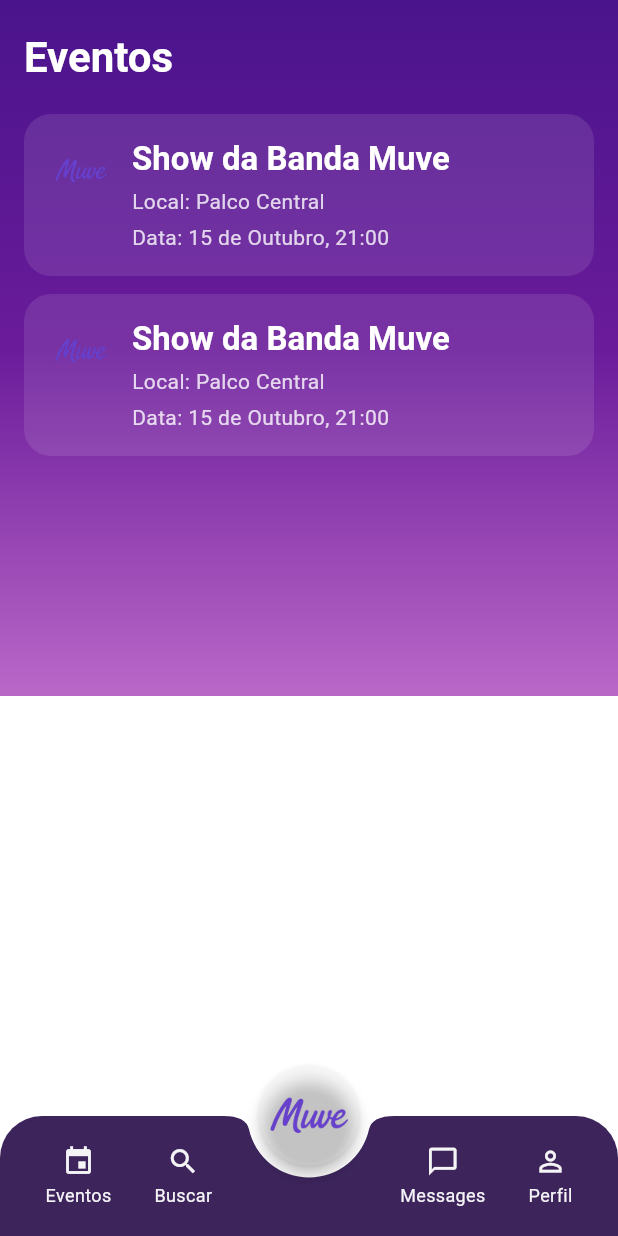
After one commit to lfbpaiva/Cadastro-Muve, a Flutter app: the HomeScreen screen opened by its route, after a tap on "Eventos", on a phone screen of 412 x 824 dp. The commit adds this screen. Run offline on Flutter 3.47's test engine with Material 3 defaults, Android fonts, the light colour scheme and no system bars; our stand-ins replace animate_do.

Commit message:
Commit Will: events_screen.dart

```diff
--- a/lib/routes.dart
+++ b/lib/routes.dart
@@ -6,6 +6,7 @@
 import 'screens/register_client_screen.dart';
 import 'screens/home_screen.dart';
 import 'screens/profile_screen.dart';
+import 'screens/events_screen.dart';
 
 class Routes {
   static const splash = '/';
@@ -14,7 +15,8 @@
   static const registerUser = '/register_user';
   static const registerClient = '/register_client';
   static const home = '/home';
-  static const profile = '/profile'; // <-- nova rota
+  static const profile = '/profile';
+  static const events = '/events'; // <-- nova rota
 
   static Map<String, WidgetBuilder> getRoutes() {
     return {
@@ -24,7 +26,8 @@
       registerUser: (context) => const RegisterUserScreen(),
       registerClient: (context) => const RegisterClientScreen(),
       home: (context) => const HomeScreen(),
-      profile: (context) => const ProfileScreen(), // <-- mapeamento do Perfil
+      profile: (context) => const ProfileScreen(),
+      events: (context) => const EventsScreen(), // <-- mapeamento do Perfil
     };
   }
 }
--- /dev/null
+++ b/lib/screens/events_screen.dart
@@ -0,0 +1,266 @@
+import 'package:flutter/material.dart';
+import 'package:animate_do/animate_do.dart';
+import 'package:muve/theme/app_theme.dart' as theme;
+import '../routes.dart';
+
+class EventsScreen extends StatelessWidget {
+  const EventsScreen({super.key});
+
+  @override
+  Widget build(BuildContext context) {
+    final gradient = theme.AppTheme.mainGradient;
+
+    return Scaffold(
+      extendBody: true,
+      backgroundColor: Colors.transparent,
+      floatingActionButtonLocation: FloatingActionButtonLocation.centerDocked,
+      floatingActionButton: const _MuveFab(),
+      bottomNavigationBar: ClipRRect(
+        borderRadius: const BorderRadius.only(
+          topLeft: Radius.circular(28),
+          topRight: Radius.circular(28),
+        ),
+        child: _BottomBar(
+          onTapEvents: () {
+            // Recarrega a tela atual.
+            Navigator.pushReplacementNamed(context, Routes.events);
+          },
+          onTapSearch: null,
+          onTapMessages: null,
+          onTapProfileRoute: Routes.profile,
+        ),
+      ),
+      body: Container(
+        decoration: BoxDecoration(gradient: gradient),
+        child: const SafeArea(
+          bottom: false,
+          child: SingleChildScrollView(
+            padding: EdgeInsets.fromLTRB(
+              16,
+              12,
+              16,
+              160,
+            ),
+            child: Column(
+              crossAxisAlignment: CrossAxisAlignment.start,
+              children: [
+                _EventsHeader(),
+                SizedBox(height: 12),
+                _EventCard(),
+                SizedBox(height: 12),
+                _EventCard(),
+              ],
+            ),
+          ),
+        ),
+      ),
+    );
+  }
+}
+
+/* =================== EVENTOS =================== */
+
+class _EventsHeader extends StatelessWidget {
+  const _EventsHeader();
+
+  @override
+  Widget build(BuildContext context) {
+    return Padding(
+      padding: const EdgeInsets.symmetric(vertical: 8.0),
+      child: Text(
+        'Eventos',
+        style: Theme.of(context).textTheme.headlineMedium?.copyWith(
+              color: Colors.white,
+              fontWeight: FontWeight.bold,
+            ),
+      ),
+    );
+  }
+}
+
+class _EventCard extends StatelessWidget {
+  const _EventCard();
+
+  @override
+  Widget build(BuildContext context) {
+    return Container(
+      padding: const EdgeInsets.all(16),
+      decoration: BoxDecoration(
+        color: Colors.white.withOpacity(0.10),
+        borderRadius: BorderRadius.circular(18),
+      ),
+      child: Row(
+        crossAxisAlignment: CrossAxisAlignment.start,
+        children: [
+          const _Avatar(),
+          const SizedBox(width: 12),
+          Expanded(
+            child: Column(
+              crossAxisAlignment: CrossAxisAlignment.start,
+              children: [
+                Text(
+                  'Show da Banda Muve',
+                  style: Theme.of(context).textTheme.titleLarge?.copyWith(
+                        color: Colors.white,
+                        fontWeight: FontWeight.bold,
+                      ),
+                ),
+                const SizedBox(height: 4),
+                Text(
+                  'Local: Palco Central',
+                  style: Theme.of(context).textTheme.bodyMedium?.copyWith(
+                        color: Colors.white.withOpacity(0.8),
+                      ),
+                ),
+                const SizedBox(height: 4),
+                Text(
+                  'Data: 15 de Outubro, 21:00',
+                  style: Theme.of(context).textTheme.bodyMedium?.copyWith(
+                        color: Colors.white.withOpacity(0.8),
+                      ),
+                ),
+              ],
+            ),
+          ),
+        ],
+      ),
+    );
+  }
+}
+
+/* =================== COMPONENTES REUTILIZÁVEIS =================== */
+
+class _MuveFab extends StatelessWidget {
+  const _MuveFab({super.key});
+
+  @override
+  Widget build(BuildContext context) {
+    return SizedBox(
+      height: 66,
+      width: 66,
+      child: FloatingActionButton(
+        onPressed: () {},
+        elevation: 4,
+        backgroundColor: Colors.white.withOpacity(0.15),
+        shape: const CircleBorder(),
+        child: ClipOval(
+          child: Image.asset('assets/images/muvelogo.png', fit: BoxFit.cover),
+        ),
+      ),
+    );
+  }
+}
+
+/// Bottom bar com SafeArea interno e altura folgada
+class _BottomBar extends StatelessWidget {
+  final VoidCallback? onTapEvents;
+  final VoidCallback? onTapSearch;
+  final VoidCallback? onTapMessages;
+  final String? onTapProfileRoute;
+
+  const _BottomBar({
+    super.key,
+    this.onTapEvents,
+    this.onTapSearch,
+    this.onTapMessages,
+    this.onTapProfileRoute,
+  });
+
+  @override
+  Widget build(BuildContext context) {
+    return SafeArea(
+      top: false,
+      child: BottomAppBar(
+        shape: const CircularNotchedRectangle(),
+        color: const Color(0xFF2D124E).withOpacity(0.92),
+        notchMargin: 8,
+        child: SizedBox(
+          height: 80,
+          child: Row(
+            mainAxisAlignment: MainAxisAlignment.spaceAround,
+            children: [
+              _NavItem(icon: Icons.event, label: 'Eventos', onTap: onTapEvents),
+              _NavItem(icon: Icons.search, label: 'Buscar', onTap: onTapSearch),
+              const SizedBox(width: 84), // gap para FAB central
+              _NavItem(
+                icon: Icons.chat_bubble_outline,
+                label: 'Messages',
+                onTap: onTapMessages,
+              ),
+              _NavItem(
+                icon: Icons.person_outline,
+                label: 'Perfil',
+                onTap: () {
+                  if (onTapProfileRoute != null) {
+                    Navigator.pushNamed(context, onTapProfileRoute!);
+                  }
+                },
+              ),
+            ],
+          ),
+        ),
+      ),
+    );
+  }
+}
+
+class _NavItem extends StatelessWidget {
+  final IconData icon;
+  final String label;
+  final VoidCallback? onTap;
+
+  const _NavItem({
+    required this.icon,
+    required this.label,
+    this.onTap,
+    super.key,
+  });
+
+  @override
+  Widget build(BuildContext context) {
+    return InkWell(
+      borderRadius: BorderRadius.circular(12),
+      onTap: onTap,
+      child: Padding(
+        padding: const EdgeInsets.symmetric(
+          horizontal: 8,
+          vertical: 4,
+        ),
+        child: Column(
+          mainAxisSize: MainAxisSize.min,
+          children: [
+            Icon(icon, color: Colors.white.withOpacity(0.95), size: 22),
+            const SizedBox(height: 3),
+            Text(
+              label,
+              style: TextStyle(
+                color: Colors.white.withOpacity(0.95),
+                fontSize: 12,
+              ),
+            ),
+          ],
+        ),
+      ),
+    );
+  }
+}
+
+class _Avatar extends StatelessWidget {
+  const _Avatar();
+
+  @override
+  Widget build(BuildContext context) {
+    return GestureDetector(
+      onTap: () => Navigator.pushNamed(context, Routes.profile),
+      child: ClipRRect(
+        borderRadius: BorderRadius.circular(22),
+        child: Image.asset(
+          'assets/images/muvelogo.png',
+          height: 44,
+          width: 44,
+          fit: BoxFit.cover,
+        ),
+      ),
+    );
+  }
+}
--- a/lib/screens/home_screen.dart
+++ b/lib/screens/home_screen.dart
@@ -19,21 +19,28 @@
           topLeft: Radius.circular(28),
           topRight: Radius.circular(28),
         ),
-        child: const _BottomBar(
-          // Conecte quando tiver as telas
-          onTapEvents: null,
+        child: _BottomBar(
+          onTapEvents: () => Navigator.pushNamed(
+            context,
+            Routes.events,
+          ), // <-- IMPLEMENTAÇÃO CORRIGIDA
           onTapSearch: null,
           onTapMessages: null,
-          // Perfil já navega
           onTapProfileRoute: Routes.profile,
         ),
       ),
+
       body: Container(
         decoration: BoxDecoration(gradient: gradient),
         child: SafeArea(
           bottom: false,
           child: SingleChildScrollView(
-            padding: const EdgeInsets.fromLTRB(16, 12, 16, 160), // +folga p/ FAB/bar
+            padding: const EdgeInsets.fromLTRB(
+              16,
+              12,
+              16,
+              160,
+            ), // +folga p/ FAB/bar
             child: Column(
               crossAxisAlignment: CrossAxisAlignment.start,
               children: const [
@@ -78,7 +85,10 @@
               alignment: Alignment.center,
               child: const Text(
                 'Para você',
-                style: TextStyle(color: Colors.white, fontWeight: FontWeight.w600),
+                style: TextStyle(
+                  color: Colors.white,
+                  fontWeight: FontWeight.w600,
+                ),
               ),
             ),
           ),
@@ -137,7 +147,10 @@
             children: [
               Expanded(
                 child: Container(
-                  padding: const EdgeInsets.symmetric(horizontal: 14, vertical: 8),
+                  padding: const EdgeInsets.symmetric(
+                    horizontal: 14,
+                    vertical: 8,
+                  ),
                   decoration: BoxDecoration(
                     color: Colors.white.withOpacity(0.08),
                     borderRadius: BorderRadius.circular(16),
@@ -159,13 +172,20 @@
                       _controller.clear();
                       setState(() {});
                     },
-                    buildCounter: (context, {required int currentLength, required bool isFocused, int? maxLength}) =>
-                    const SizedBox.shrink(),
+                    buildCounter:
+                        (
+                          context, {
+                          required int currentLength,
+                          required bool isFocused,
+                          int? maxLength,
+                        }) => const SizedBox.shrink(),
                     style: TextStyle(color: Colors.white.withOpacity(0.95)),
                     decoration: InputDecoration(
                       isDense: true,
                       hintText: 'O que está acontecendo?',
-                      hintStyle: TextStyle(color: Colors.white.withOpacity(0.85)),
+                      hintStyle: TextStyle(
+                        color: Colors.white.withOpacity(0.85),
+                      ),
                       border: InputBorder.none,
                     ),
                     onChanged: (_) => setState(() {}),
@@ -176,7 +196,8 @@
               _PillButton(
                 label: 'Postar',
                 enabled: canPost,
-                onTap: canPost
+                onTap:
+                    canPost
                         ? () {
                           final text = _controller.text.trim();
                           ScaffoldMessenger.of(context).showSnackBar(
@@ -240,39 +261,71 @@
                   children: [
                     Row(
                       children: [
-                        const Text('musico123',
-                            style: TextStyle(color: Colors.white, fontWeight: FontWeight.w700)),
+                        const Text(
+                          'musico123',
+                          style: TextStyle(
+                            color: Colors.white,
+                            fontWeight: FontWeight.w700,
+                          ),
+                        ),
                         const SizedBox(width: 6),
                         const _MuveBadge(),
                         const Spacer(),
-                        Icon(Icons.more_horiz, color: Colors.white.withOpacity(0.85)),
+                        Icon(
+                          Icons.more_horiz,
+                          color: Colors.white.withOpacity(0.85),
+                        ),
                       ],
                     ),
                     const SizedBox(height: 2),
-                    Text('há 2 h', style: TextStyle(color: Colors.white.withOpacity(0.7))),
+                    Text(
+                      'há 2 h',
+                      style: TextStyle(color: Colors.white.withOpacity(0.7)),
+                    ),
                   ],
                 ),
               ),
             ],
           ),
           const SizedBox(height: 12),
-          const Text('Lançamento do meu single!',
-              style: TextStyle(color: Colors.white, fontSize: 16)),
+          const Text(
+            'Lançamento do meu single!',
+            style: TextStyle(color: Colors.white, fontSize: 16),
+          ),
           const SizedBox(height: 8),
-          Text('Patrocinado',
-              style: TextStyle(color: Colors.white.withOpacity(0.7), fontSize: 12)),
+          Text(
+            'Patrocinado',
+            style: TextStyle(
+              color: Colors.white.withOpacity(0.7),
+              fontSize: 12,
+            ),
+          ),
           const SizedBox(height: 10),
           const _AudioPlayerMock(),
           const SizedBox(height: 8),
           Row(
             children: [
-              Icon(Icons.thumb_up_alt_outlined, color: Colors.white.withOpacity(0.9), size: 20),
+              Icon(
+                Icons.thumb_up_alt_outlined,
+                color: Colors.white.withOpacity(0.9),
+                size: 20,
+              ),
               const SizedBox(width: 6),
-              Text('Curtir', style: TextStyle(color: Colors.white.withOpacity(0.9))),
+              Text(
+                'Curtir',
+                style: TextStyle(color: Colors.white.withOpacity(0.9)),
+              ),
               const SizedBox(width: 18),
-              Icon(Icons.mode_comment_outlined, color: Colors.white.withOpacity(0.9), size: 20),
+              Icon(
+                Icons.mode_comment_outlined,
+                color: Colors.white.withOpacity(0.9),
+                size: 20,
+              ),
               const SizedBox(width: 6),
-              Text('Comentar', style: TextStyle(color: Colors.white.withOpacity(0.9))),
+              Text(
+                'Comentar',
+                style: TextStyle(color: Colors.white.withOpacity(0.9)),
+              ),
             ],
           ),
         ],
@@ -307,23 +360,37 @@
                   children: [
                     Row(
                       children: [
-                        const Text('bandaXYZ',
-                            style: TextStyle(color: Colors.white, fontWeight: FontWeight.w700)),
+                        const Text(
+                          'bandaXYZ',
+                          style: TextStyle(
+                            color: Colors.white,
+                            fontWeight: FontWeight.w700,
+                          ),
+                        ),
                         const SizedBox(width: 6),
                         const _MuveBadge(),
                         const Spacer(),
-                        Icon(Icons.more_horiz, color: Colors.white.withOpacity(0.85)),
+                        Icon(
+                          Icons.more_horiz,
+                          color: Colors.white.withOpacity(0.85),
+                        ),
                       ],
                     ),
                     const SizedBox(height: 2),
-                    Text('há 3 h', style: TextStyle(color: Colors.white.withOpacity(0.7))),
+                    Text(
+                      'há 3 h',
+                      style: TextStyle(color: Colors.white.withOpacity(0.7)),
+                    ),
                   ],
                 ),
               ),
             ],
           ),
           const SizedBox(height: 12),
-          const Text('Clipe novo', style: TextStyle(color: Colors.white, fontSize: 16)),
+          const Text(
+            'Clipe novo',
+            style: TextStyle(color: Colors.white, fontSize: 16),
+          ),
           const SizedBox(height: 12),
           const _MediaTile.big(showPlay: true),
         ],
@@ -382,7 +449,11 @@
       alignment: Alignment.center,
       child: const Text(
         'M',
-        style: TextStyle(color: Colors.white, fontWeight: FontWeight.bold, fontSize: 12),
+        style: TextStyle(
+          color: Colors.white,
+          fontWeight: FontWeight.bold,
+          fontSize: 12,
+        ),
       ),
     );
   }
@@ -448,7 +519,10 @@
 
   @override
   Widget build(BuildContext context) {
-    final labelStyle = TextStyle(color: Colors.white.withOpacity(0.9), fontSize: 12);
+    final labelStyle = TextStyle(
+      color: Colors.white.withOpacity(0.9),
+      fontSize: 12,
+    );
 
     return Container(
       padding: const EdgeInsets.all(12),
@@ -463,8 +537,14 @@
               Container(
                 height: 40,
                 width: 40,
-                decoration: const BoxDecoration(shape: BoxShape.circle, color: Colors.white24),
-                child: Icon(Icons.play_arrow, color: Colors.white.withOpacity(0.95)),
+                decoration: const BoxDecoration(
+                  shape: BoxShape.circle,
+                  color: Colors.white24,
+                ),
+                child: Icon(
+                  Icons.play_arrow,
+                  color: Colors.white.withOpacity(0.95),
+                ),
               ),
               const SizedBox(width: 12),
               const Expanded(child: _WaveformBars(height: 40)),
@@ -482,7 +562,9 @@
                     value: 0.4,
                     minHeight: 6,
                     backgroundColor: Colors.white.withOpacity(0.15),
-                    valueColor: AlwaysStoppedAnimation<Color>(Colors.white.withOpacity(0.9)),
+                    valueColor: AlwaysStoppedAnimation<Color>(
+                      Colors.white.withOpacity(0.9),
+                    ),
                   ),
                 ),
               ),
@@ -502,12 +584,39 @@
 
   @override
   Widget build(BuildContext context) {
-    final bars = [8, 16, 24, 34, 50, 36, 26, 18, 12, 20, 30, 44, 54, 44, 30, 20, 12, 18, 26, 36, 50, 34, 24, 16, 8];
+    final bars = [
+      8,
+      16,
+      24,
+      34,
+      50,
+      36,
+      26,
+      18,
+      12,
+      20,
+      30,
+      44,
+      54,
+      44,
+      30,
+      20,
+      12,
+      18,
+      26,
+      36,
+      50,
+      34,
+      24,
+      16,
+      8,
+    ];
     return SizedBox(
       height: height,
       child: Row(
         crossAxisAlignment: CrossAxisAlignment.end,
-        children: bars
+        children:
+            bars
                 .map(
                   (h) => Expanded(
                     child: Padding(
@@ -547,7 +656,11 @@
             Image.asset('assets/images/muvelogo.png', fit: BoxFit.cover),
             if (showPlay)
               Center(
-                child: Icon(Icons.play_circle_fill, color: Colors.white.withOpacity(0.95), size: big ? 56 : 36),
+                child: Icon(
+                  Icons.play_circle_fill,
+                  color: Colors.white.withOpacity(0.95),
+                  size: big ? 56 : 36,
+                ),
               ),
           ],
         ),
@@ -596,7 +709,8 @@
 
   @override
   Widget build(BuildContext context) {
-    return SafeArea( // <- garante folga do inset inferior
+    return SafeArea(
+      // <- garante folga do inset inferior
       top: false,
       child: BottomAppBar(
         shape: const CircularNotchedRectangle(),
@@ -610,7 +724,11 @@
               _NavItem(icon: Icons.event, label: 'Eventos', onTap: onTapEvents),
               _NavItem(icon: Icons.search, label: 'Buscar', onTap: onTapSearch),
               const SizedBox(width: 84), // gap para FAB central
-              _NavItem(icon: Icons.chat_bubble_outline, label: 'Messages', onTap: onTapMessages),
+              _NavItem(
+                icon: Icons.chat_bubble_outline,
+                label: 'Messages',
+                onTap: onTapMessages,
+              ),
               _NavItem(
                 icon: Icons.person_outline,
                 label: 'Perfil',
@@ -646,7 +764,10 @@
       borderRadius: BorderRadius.circular(12),
       onTap: onTap,
       child: Padding(
-        padding: const EdgeInsets.symmetric(horizontal: 8, vertical: 4), // padding menor
+        padding: const EdgeInsets.symmetric(
+          horizontal: 8,
+          vertical: 4,
+        ), // padding menor
         child: Column(
           mainAxisSize: MainAxisSize.min,
           children: [
@@ -654,7 +775,10 @@
             const SizedBox(height: 3),
             Text(
               label,
-              style: TextStyle(color: Colors.white.withOpacity(0.95), fontSize: 12),
+              style: TextStyle(
+                color: Colors.white.withOpacity(0.95),
+                fontSize: 12,
+              ),
             ),
           ],
         ),
```
Lines whose indentation alone changed are shown as unchanged.
